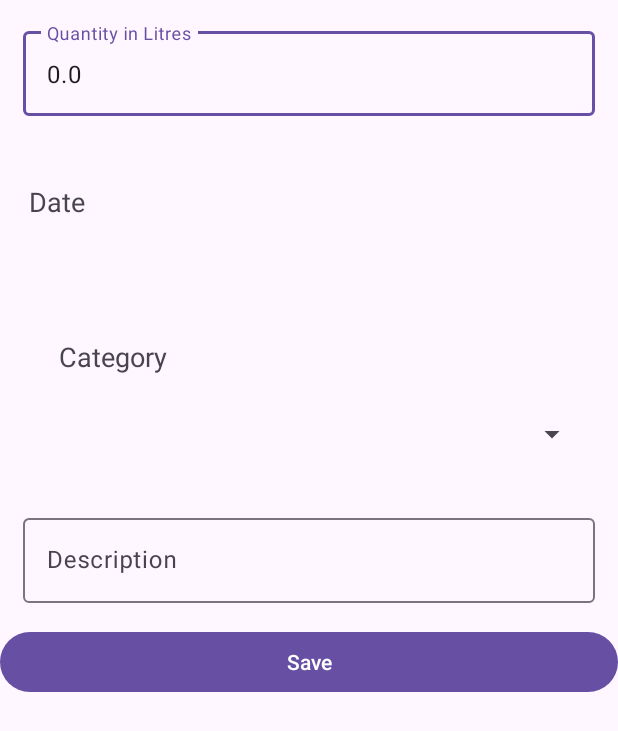
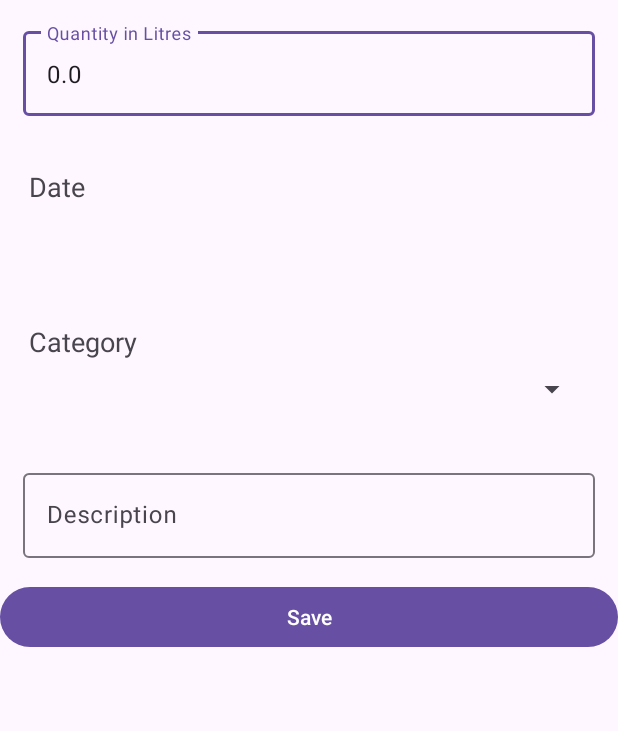
Before and after one commit to Rishank23/AquaPal, an Android app: the AddExpenseActivity screen opened directly, with no data from a screen before it, on a phone screen of 412 x 824 dp. Shown: the top 731 px of the screen. Run offline under Robolectric (Android 15) with nearby library versions, the phone set to English and light mode, and no system bars; our stand-ins replace Room's generated code; 3 statements that could not run were skipped.

Commit message:
Minor UI Fix

```diff
--- a/app/src/main/res/layout/activity_add_expense.xml
+++ b/app/src/main/res/layout/activity_add_expense.xml
@@ -9,7 +9,6 @@
         android:layout_width="match_parent"
         android:layout_height="wrap_content"
         android:orientation="vertical">
-
 
         <com.google.android.material.textfield.TextInputLayout
             android:id="@+id/quantityTextInputLayout"
@@ -25,12 +24,6 @@
                 android:inputType="numberDecimal" />
 
         </com.google.android.material.textfield.TextInputLayout>
-
-        <LinearLayout
-            android:layout_width="match_parent"
-            android:layout_height="wrap_content"
-            android:layout_marginTop="10dp"
-            android:orientation="vertical">
 
             <LinearLayout
                 android:id="@+id/dateLinerLayout"
@@ -72,9 +65,11 @@
                 <TextView
                     android:layout_width="match_parent"
                     android:layout_height="wrap_content"
-                    android:layout_marginStart="35dp"
+                    android:layout_marginStart="15dp"
+                    android:layout_marginLeft="15dp"
                     android:layout_marginTop="15dp"
-                    android:layout_marginLeft="15dp"
+                    android:layout_marginEnd="15dp"
+                    android:layout_marginRight="15dp"
                     android:padding="4dp"
                     android:text="Category"
                     android:textSize="18sp" />
@@ -83,13 +78,12 @@
                     android:id="@+id/categorySpinner"
                     android:layout_width="match_parent"
                     android:layout_height="wrap_content"
-                    android:layout_margin="20dp"
+                    android:layout_marginLeft="20dp"
+                    android:layout_marginRight="20dp"
+                    android:layout_marginBottom="20dp"
                     android:padding="15dp" />
 
             </LinearLayout>
-
-
-        </LinearLayout>
 
         <com.google.android.material.textfield.TextInputLayout
             android:id="@+id/descriptionTextInputLayout"
```
